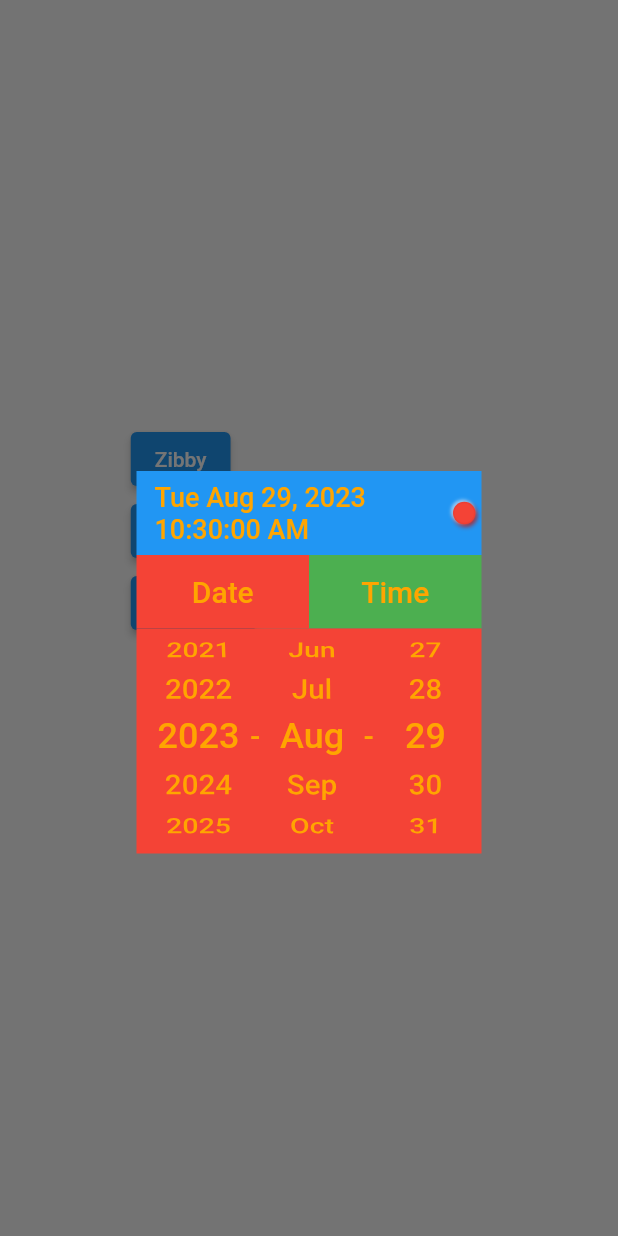
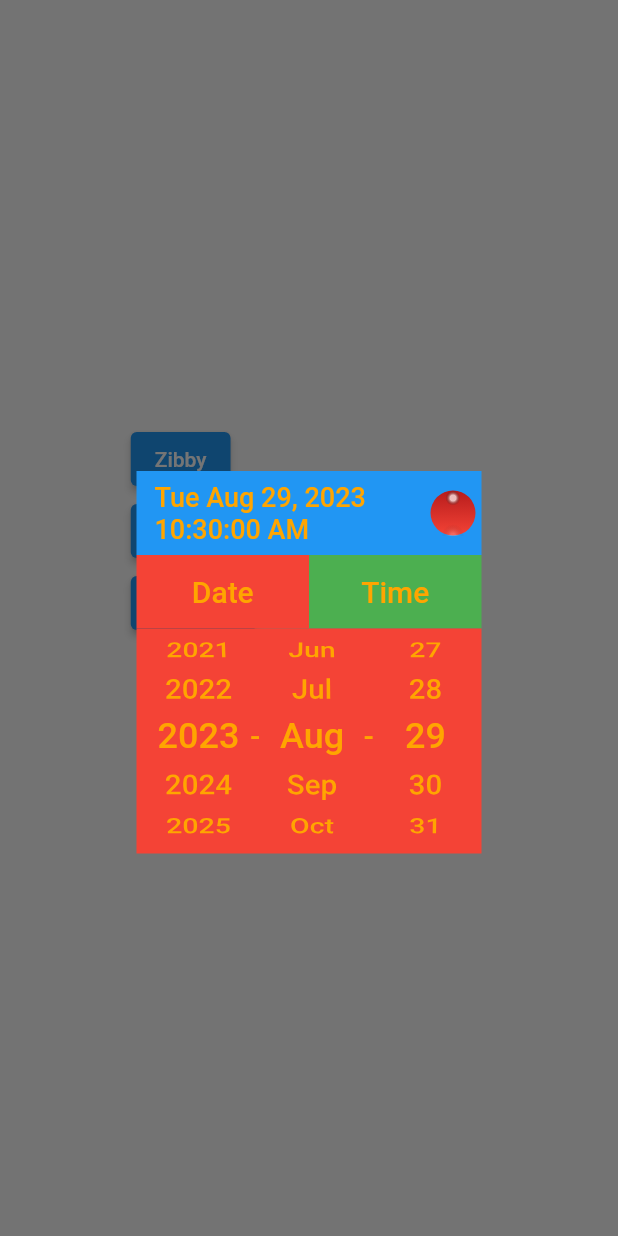
Before and after one commit to GitHubStuff/date_time_picker, a Flutter app: the screen it shows after launch, after a tap on "Zibby", on a phone screen of 412 x 824 dp. Run offline on Flutter 3.47's test engine with Material 2 defaults, Android fonts, the phone set to English and light mode, and no system bars; our stand-ins replace flutter_bloc, flutter_modular.

Commit message:
Far aqua button

```diff
--- a/lib/date_time_picker/pill_button.dart
+++ b/lib/date_time_picker/pill_button.dart
@@ -1,35 +1,63 @@
 import 'package:flutter/material.dart';
 
 class AquaButton extends StatelessWidget {
-  const AquaButton({super.key});
+  const AquaButton({Key? key}) : super(key: key);
 
   @override
   Widget build(BuildContext context) {
+    double mainRadius = 15;
+    double northPoleRadius = mainRadius * (1.0 / 3.0);
+    double southPoleRadius = mainRadius *
+        0.5; // Slightly larger than the north pole for more dispersion
+
     return Container(
-      width: 15,
-      height: 15,
+      width: mainRadius * 2,
+      height: mainRadius * 2,
       decoration: BoxDecoration(
+        gradient: LinearGradient(
+          begin: Alignment.topCenter,
+          end: Alignment.bottomCenter,
+          colors: [
+            Colors.red[900]!,
+            Colors.red,
+          ],
+        ),
         shape: BoxShape.circle,
-        gradient: RadialGradient(
-          colors: [
-            Colors.red.shade500,
-            Colors.red.shade800,
-          ],
-          stops: const [0.5, 1.0],
-          center: const Alignment(0.0, 0.0), // Centered gradient
-          radius: 0.8,
-        ),
-        boxShadow: [
-          BoxShadow(
-            color: Colors.red.shade900,
-            blurRadius: 2.0,
-            offset: const Offset(1.0, 1.5),
+      ),
+      child: Stack(
+        children: [
+          // North pole
+          Positioned(
+            left: mainRadius - northPoleRadius,
+            top: 0,
+            child: Container(
+              width: northPoleRadius * 2,
+              height: northPoleRadius * 2,
+              decoration: BoxDecoration(
+                gradient: RadialGradient(
+                  colors: [Colors.white.withOpacity(0.7), Colors.transparent],
+                  stops: const [0.4, 1.0], // Quick fade
+                ),
+                shape: BoxShape.circle,
+              ),
+            ),
           ),
-          BoxShadow(
-            color: Colors.white.withOpacity(0.5),
-            blurRadius: 1.0,
-            offset: const Offset(-1.0, -1.0),
-            spreadRadius: 0.5,
+          // South pole
+          Positioned(
+            left: mainRadius - southPoleRadius,
+            bottom:
+                -southPoleRadius, // Shift it so that the center rests against the edge
+            child: Container(
+              width: southPoleRadius * 2,
+              height: southPoleRadius * 2,
+              decoration: BoxDecoration(
+                gradient: RadialGradient(
+                  colors: [Colors.white.withOpacity(0.2), Colors.transparent],
+                  stops: const [0.2, 1.0], // More diffuse fade
+                ),
+                shape: BoxShape.circle,
+              ),
+            ),
           ),
         ],
       ),
```
